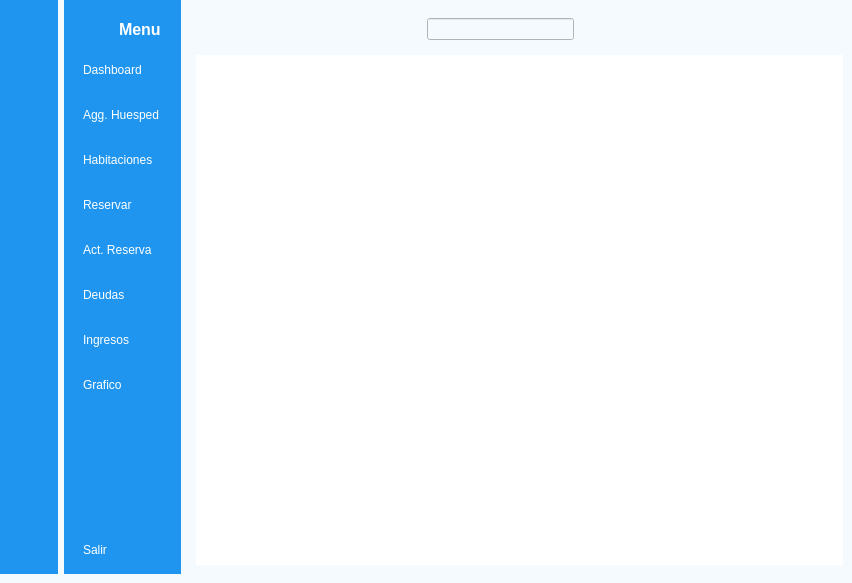
Before: the Qt Designer form gui/main.ui in williamsalberto/HotelReservationSystem, drawn with Qt 5.
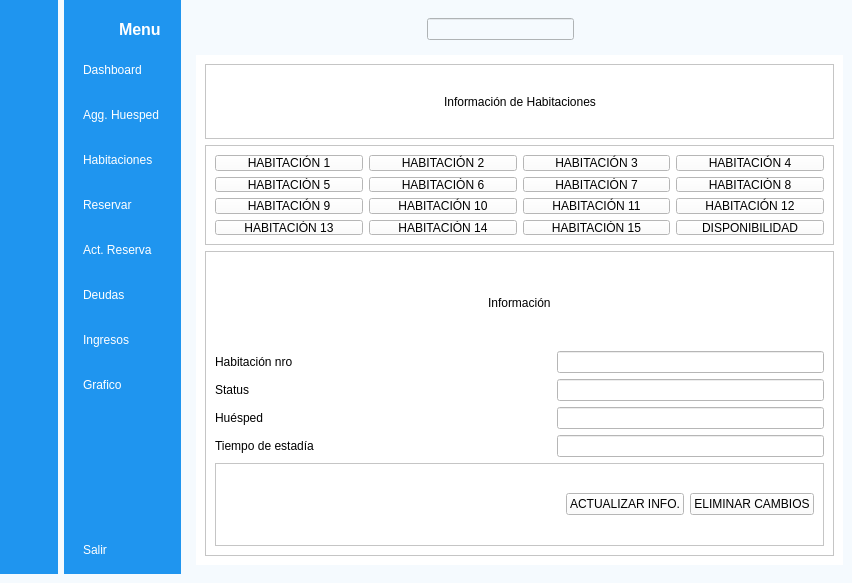
After: the same form once the commit is applied. The open tabs and pages were chosen to show the change. Icons and pictures are not drawn.

Commit message: Se agrego lo basico de la pagina habitaciones

Diff of the .ui file:
```diff
--- a/gui/main.ui
+++ b/gui/main.ui
@@ -648,7 +648,331 @@
            </item>
           </layout>
          </widget>
-         <widget class="QWidget" name="habitaciones_page"/>
+         <widget class="QWidget" name="habitaciones_page">
+          <layout class="QVBoxLayout" name="verticalLayout_9">
+           <item>
+            <widget class="QFrame" name="frameTituloPageHabitacion">
+             <property name="maximumSize">
+              <size>
+               <width>16777215</width>
+               <height>75</height>
+              </size>
+             </property>
+             <property name="frameShape">
+              <enum>QFrame::StyledPanel</enum>
+             </property>
+             <property name="frameShadow">
+              <enum>QFrame::Raised</enum>
+             </property>
+             <layout class="QHBoxLayout" name="horizontalLayout_16">
+              <item>
+               <spacer name="horizontalSpacer_9">
+                <property name="orientation">
+                 <enum>Qt::Horizontal</enum>
+                </property>
+                <property name="sizeHint" stdset="0">
+                 <size>
+                  <width>40</width>
+                  <height>20</height>
+                 </size>
+                </property>
+               </spacer>
+              </item>
+              <item>
+               <widget class="QLabel" name="label_TituloPageHabitacion">
+                <property name="text">
+                 <string>Información de Habitaciones</string>
+                </property>
+               </widget>
+              </item>
+              <item>
+               <spacer name="horizontalSpacer_10">
+                <property name="orientation">
+                 <enum>Qt::Horizontal</enum>
+                </property>
+                <property name="sizeHint" stdset="0">
+                 <size>
+                  <width>40</width>
+                  <height>20</height>
+                 </size>
+                </property>
+               </spacer>
+              </item>
+             </layout>
+            </widget>
+           </item>
+           <item>
+            <widget class="QFrame" name="frameBotonesHabitacion9">
+             <property name="maximumSize">
+              <size>
+               <width>16777215</width>
+               <height>100</height>
+              </size>
+             </property>
+             <property name="frameShape">
+              <enum>QFrame::StyledPanel</enum>
+             </property>
+             <property name="frameShadow">
+              <enum>QFrame::Raised</enum>
+             </property>
+             <layout class="QGridLayout" name="gridLayout_4">
+              <item row="0" column="1">
+               <widget class="QPushButton" name="pushButtonHab2">
+                <property name="text">
+                 <string>HABITACIÓN 2</string>
+                </property>
+               </widget>
+              </item>
+              <item row="0" column="3">
+               <widget class="QPushButton" name="pushButtonHab4">
+                <property name="text">
+                 <string>HABITACIÓN 4</string>
+                </property>
+               </widget>
+              </item>
+              <item row="0" column="0">
+               <widget class="QPushButton" name="pushButtonHab1">
+                <property name="text">
+                 <string>HABITACIÓN 1</string>
+                </property>
+               </widget>
+              </item>
+              <item row="0" column="2">
+               <widget class="QPushButton" name="pushButtonHab3">
+                <property name="text">
+                 <string>HABITACIÓN 3</string>
+                </property>
+               </widget>
+              </item>
+              <item row="3" column="3">
+               <widget class="QPushButton" name="pushButtonDisponibilidad">
+                <property name="text">
+                 <string>DISPONIBILIDAD</string>
+                </property>
+               </widget>
+              </item>
+              <item row="3" column="2">
+               <widget class="QPushButton" name="pushButtonHab15">
+                <property name="text">
+                 <string>HABITACIÓN 15</string>
+                </property>
+               </widget>
+              </item>
+              <item row="3" column="1">
+               <widget class="QPushButton" name="pushButtonHab14">
+                <property name="text">
+                 <string>HABITACIÓN 14</string>
+                </property>
+               </widget>
+              </item>
+              <item row="3" column="0">
+               <widget class="QPushButton" name="pushButtonHab13">
+                <property name="text">
+                 <string>HABITACIÓN 13</string>
+                </property>
+               </widget>
+              </item>
+              <item row="2" column="3">
+               <widget class="QPushButton" name="pushButtonHab12">
+                <property name="text">
+                 <string>HABITACIÓN 12</string>
+                </property>
+               </widget>
+              </item>
+              <item row="2" column="2">
+               <widget class="QPushButton" name="pushButtonHab11">
+                <property name="text">
+                 <string>HABITACIÓN 11</string>
+                </property>
+               </widget>
+              </item>
+              <item row="2" column="1">
+               <widget class="QPushButton" name="pushButtonHab10">
+                <property name="text">
+                 <string>HABITACIÓN 10</string>
+                </property>
+               </widget>
+              </item>
+              <item row="2" column="0">
+               <widget class="QPushButton" name="pushButtonHab9">
+                <property name="text">
+                 <string>HABITACIÓN 9</string>
+                </property>
+               </widget>
+              </item>
+              <item row="1" column="3">
+               <widget class="QPushButton" name="pushButtonHab8">
+                <property name="text">
+                 <string>HABITACIÓN 8</string>
+                </property>
+               </widget>
+              </item>
+              <item row="1" column="2">
+               <widget class="QPushButton" name="pushButtonHab7">
+                <property name="text">
+                 <string>HABITACIÓN 7</string>
+                </property>
+               </widget>
+              </item>
+              <item row="1" column="1">
+               <widget class="QPushButton" name="pushButtonHab6">
+                <property name="text">
+                 <string>HABITACIÓN 6</string>
+                </property>
+               </widget>
+              </item>
+              <item row="1" column="0">
+               <widget class="QPushButton" name="pushButtonHab5">
+                <property name="text">
+                 <string>HABITACIÓN 5</string>
+                </property>
+               </widget>
+              </item>
+             </layout>
+            </widget>
+           </item>
+           <item>
+            <widget class="QFrame" name="frame_InfoHabitaciones">
+             <property name="frameShape">
+              <enum>QFrame::StyledPanel</enum>
+             </property>
+             <property name="frameShadow">
+              <enum>QFrame::Raised</enum>
+             </property>
+             <layout class="QGridLayout" name="gridLayout_5">
+              <item row="0" column="0">
+               <spacer name="horizontalSpacer_11">
+                <property name="orientation">
+                 <enum>Qt::Horizontal</enum>
+                </property>
+                <property name="sizeHint" stdset="0">
+                 <size>
+                  <width>261</width>
+                  <height>20</height>
+                 </size>
+                </property>
+               </spacer>
+              </item>
+              <item row="4" column="0">
+               <widget class="QLabel" name="label_HabitacionHuesped">
+                <property name="text">
+                 <string>Huésped</string>
+                </property>
+               </widget>
+              </item>
+              <item row="4" column="2">
+               <widget class="QLineEdit" name="lineEdit_HabitacionHuesped">
+                <property name="text">
+                 <string/>
+                </property>
+               </widget>
+              </item>
+              <item row="2" column="0">
+               <widget class="QLabel" name="label_HabitacionNro">
+                <property name="text">
+                 <string>Habitación nro</string>
+                </property>
+               </widget>
+              </item>
+              <item row="2" column="2">
+               <widget class="QLineEdit" name="lineEdit_HabitacionNro">
+                <property name="text">
+                 <string/>
+                </property>
+               </widget>
+              </item>
+              <item row="5" column="2">
+               <widget class="QLineEdit" name="lineEdit_HabitacionTiempo">
+                <property name="text">
+                 <string/>
+                </property>
+               </widget>
+              </item>
+              <item row="0" column="1">
+               <widget class="QLabel" name="label_tituloInformacion">
+                <property name="text">
+                 <string>Información</string>
+                </property>
+               </widget>
+              </item>
+              <item row="0" column="2">
+               <spacer name="horizontalSpacer_12">
+                <property name="orientation">
+                 <enum>Qt::Horizontal</enum>
+                </property>
+                <property name="sizeHint" stdset="0">
+                 <size>
+                  <width>260</width>
+                  <height>20</height>
+                 </size>
+                </property>
+               </spacer>
+              </item>
+              <item row="5" column="0">
+               <widget class="QLabel" name="label_HabitacionTiempo">
+                <property name="text">
+                 <string>Tiempo de estadía</string>
+                </property>
+               </widget>
+              </item>
+              <item row="3" column="2">
+               <widget class="QLineEdit" name="lineEdit_HabitacionStatus">
+                <property name="text">
+                 <string/>
+                </property>
+               </widget>
+              </item>
+              <item row="3" column="0">
+               <widget class="QLabel" name="label_HabitacionStatus">
+                <property name="text">
+                 <string>Status</string>
+                </property>
+               </widget>
+              </item>
+              <item row="6" column="0" colspan="3">
+               <widget class="QFrame" name="frameBotonesCambioHabitacion">
+                <property name="frameShape">
+                 <enum>QFrame::StyledPanel</enum>
+                </property>
+                <property name="frameShadow">
+                 <enum>QFrame::Raised</enum>
+                </property>
+                <layout class="QHBoxLayout" name="horizontalLayout_17">
+                 <item>
+                  <spacer name="horizontalSpacer_13">
+                   <property name="orientation">
+                    <enum>Qt::Horizontal</enum>
+                   </property>
+                   <property name="sizeHint" stdset="0">
+                    <size>
+                     <width>343</width>
+                     <height>20</height>
+                    </size>
+                   </property>
+                  </spacer>
+                 </item>
+                 <item>
+                  <widget class="QPushButton" name="pushButtonActualizarInfoHabitacion">
+                   <property name="text">
+                    <string>ACTUALIZAR INFO.</string>
+                   </property>
+                  </widget>
+                 </item>
+                 <item>
+                  <widget class="QPushButton" name="pushButtonEliminarCambioHabitacion">
+                   <property name="text">
+                    <string>ELIMINAR CAMBIOS</string>
+                   </property>
+                  </widget>
+                 </item>
+                </layout>
+               </widget>
+              </item>
+             </layout>
+            </widget>
+           </item>
+          </layout>
+         </widget>
          <widget class="QWidget" name="reservar_page">
           <layout class="QVBoxLayout" name="verticalLayout_8">
            <item>
```
Left out of the diff: 498 changed lines with no effect on the pictures. The commit also changes 1 other file.
